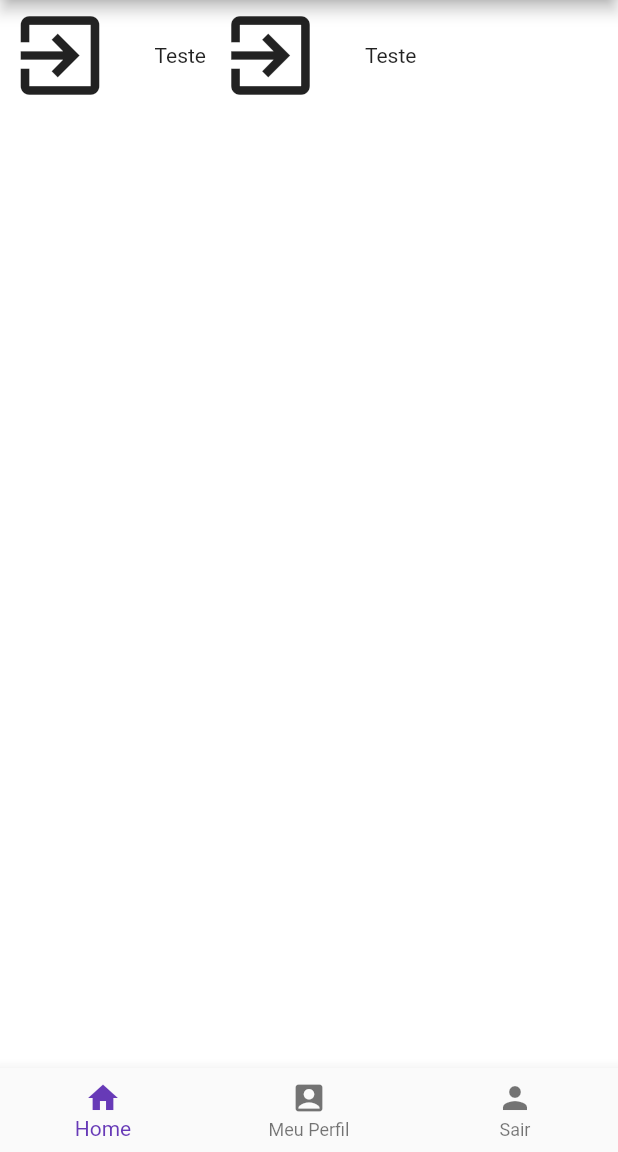
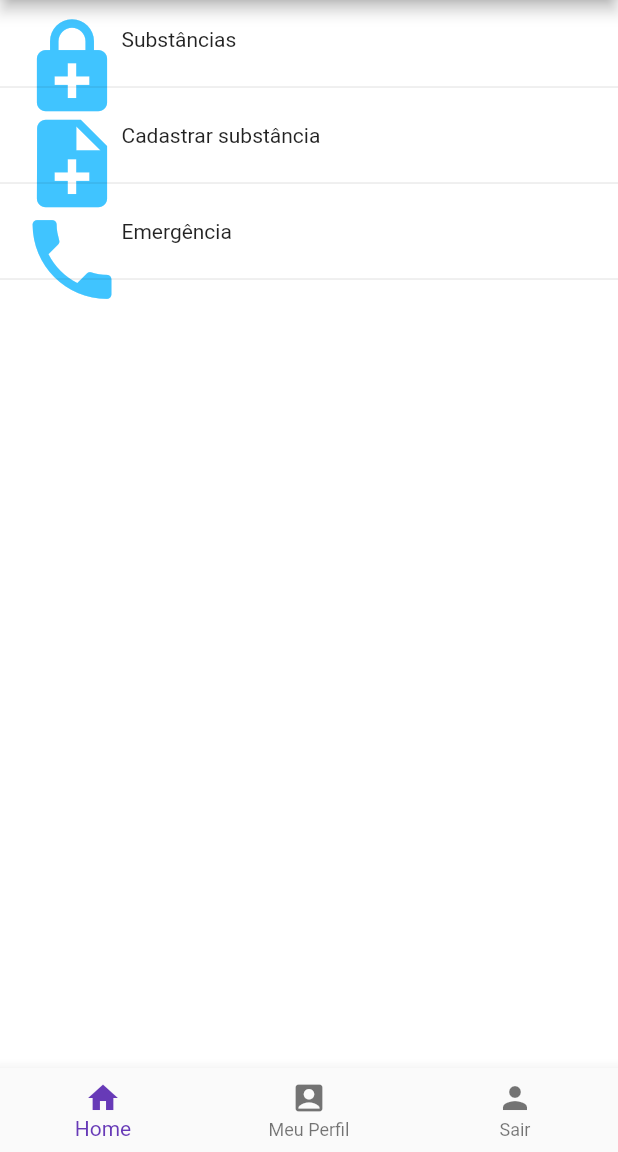
Before and after one commit to maanoel/damage_reduction, a Flutter app: the Menu screen opened directly, on a phone screen of 412 x 824 dp, the part 84-1236 px from its top. Run offline on Flutter 3.47's test engine with Material 2 defaults, Android fonts, the phone set to English and light mode, and no system bars.

```diff
--- a/lib/menu.dart
+++ b/lib/menu.dart
@@ -1,4 +1,5 @@
 import 'package:flutter/material.dart';
+import 'new_substance.dart';
 
 class Menu extends StatefulWidget {
   @override
@@ -16,15 +17,20 @@ class _MenuState extends State<Menu> {
           padding: EdgeInsets.only(bottom: 20.0),
           child: Padding(
             padding: EdgeInsets.symmetric(vertical: 2.0),
-            child: Row(
+            child: Wrap(
               children: <Widget>[
                 Row(children: <Widget>[
+                  Divider(),
                   Padding(
                     padding: EdgeInsets.symmetric(horizontal: 5.0),
-                    child: Icon(
-                      Icons.exit_to_app,
-                      size: 70.0,
-                    ),
+                    child: IconTheme(
+                        data: IconThemeData(color: Colors.lightBlueAccent),
+                        child: IconButton(
+                            icon: Icon(
+                              Icons.enhanced_encryption,
+                              size: 70.0,
+                            ),
+                            onPressed: () {})),
                   ),
                   SizedBox(
                     width: 20.0,
@@ -33,27 +39,68 @@ class _MenuState extends State<Menu> {
                     padding:
                         EdgeInsets.symmetric(vertical: 0.5, horizontal: 1.0),
                     margin: EdgeInsets.all(2.0),
-                    child: Text("Teste"),
+                    child: Text("Substâncias"),
                   )
                 ]),
+                Divider(),
                 Row(children: <Widget>[
                   Padding(
                     padding: EdgeInsets.symmetric(horizontal: 5.0),
-                    child: Icon(
-                      Icons.exit_to_app,
-                      size: 70.0,
-                    ),
+                    child: IconTheme(
+                        child: IconButton(
+                            onPressed: () {
+                              Navigator.push(
+                                context,
+                                MaterialPageRoute(
+                                    builder: (context) => NewSubstancePage()),
+                              );
+                            },
+                            tooltip: "Inserir uma substância",
+                            icon: Icon(
+                              Icons.note_add,
+                              size: 70.0,
+                            )),
+                        data: IconThemeData(
+                          color: Colors.lightBlueAccent,
+                        )),
                   ),
                   SizedBox(
                     width: 20.0,
                   ),
                   Container(
                     padding:
-                    EdgeInsets.symmetric(vertical: 0.5, horizontal: 1.0),
+                        EdgeInsets.symmetric(vertical: 0.5, horizontal: 1.0),
                     margin: EdgeInsets.all(2.0),
-                    child: Text("Teste"),
+                    child: Text("Cadastrar substância"),
                   )
-                ])
+                ]),
+                Divider(),
+                Row(children: <Widget>[
+                  Padding(
+                    padding: EdgeInsets.symmetric(horizontal: 5.0),
+                    child: IconTheme(
+                        child: IconButton(
+                          icon: Icon(
+                            Icons.phone,
+                            size: 70.0,
+                          ),
+                          onPressed: () {},
+                        ),
+                        data: IconThemeData(
+                          color: Colors.lightBlueAccent,
+                        )),
+                  ),
+                  SizedBox(
+                    width: 20.0,
+                  ),
+                  Container(
+                    padding:
+                        EdgeInsets.symmetric(vertical: 0.5, horizontal: 1.0),
+                    margin: EdgeInsets.all(2.0),
+                    child: Text("Emergência"),
+                  )
+                ]),
+                Divider(),
               ],
             ),
           )),
```
Also changed, not shown: lib/new_substance.dart (added, +30 -0 lines).
